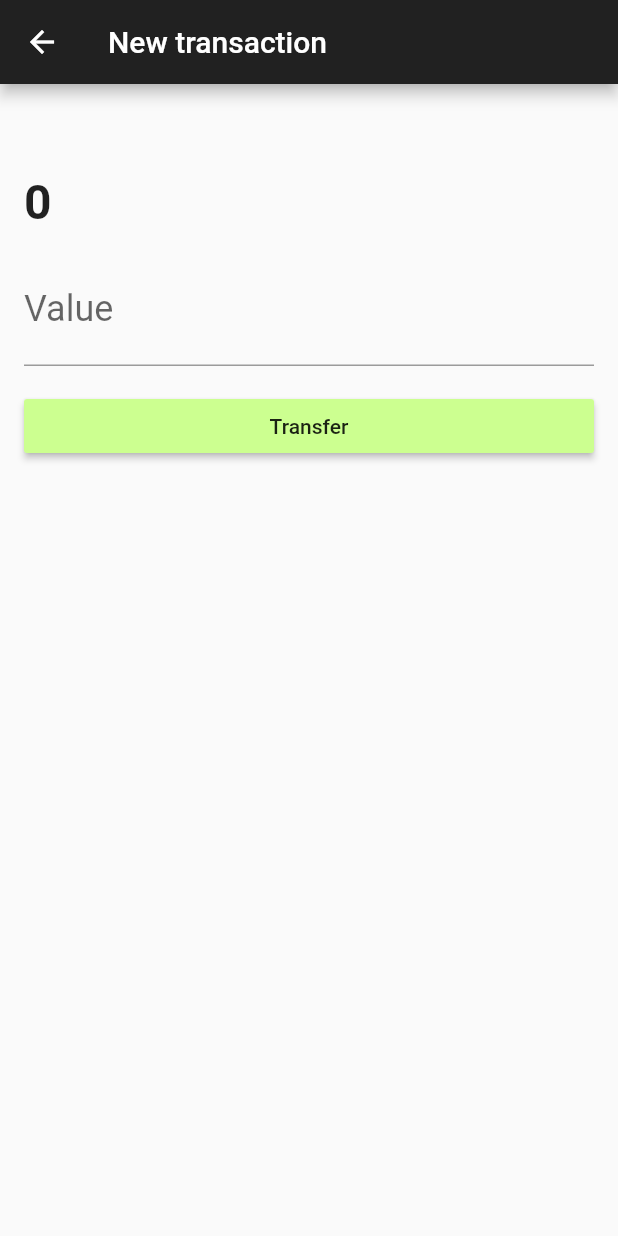
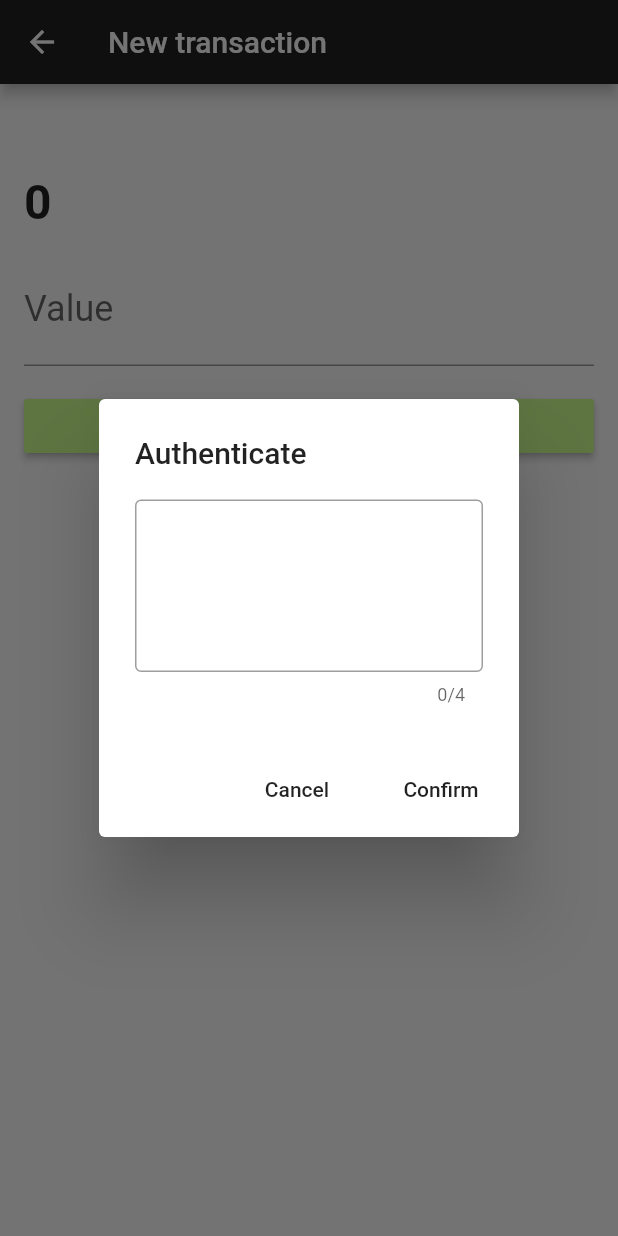
Before and after one commit to fernandogenerato/flutter_full, a Flutter app: the TransactionForm screen opened directly with empty values, after a tap on "Transfer", on a phone screen of 412 x 824 dp. Run offline on Flutter 3.47's test engine with Material 2 defaults, Android fonts, the phone set to English and light mode, and no system bars; our stand-ins replace sqflite; missing offline and left inert: http_interceptor; accounts and stored records are empty.

Commit message:
Implementar um dialog; Evitar o problema de envio de BuildContext diferentes.

```diff
--- a/lib/http/webclients/transaction_webclient.dart
+++ b/lib/http/webclients/transaction_webclient.dart
@@ -6,7 +6,6 @@ import 'package:http/http.dart';
 
 class TransactionWebClient {
   Future<List<Transaction>> findAll() async {
-
     final Response response =
         await client.get(base_url).timeout(Duration(seconds: 5));
 
@@ -17,12 +16,12 @@ class TransactionWebClient {
         .toList();
   }
 
-  Future<Transaction> save(Transaction transaction) async {
+  Future<Transaction> save(Transaction transaction, String password) async {
     final String transactionJson = jsonEncode(transaction.toJson());
     final Response response = await client.post(base_url,
         headers: {
           'Content-Type': 'application/json',
-          'password': '1000',
+          'password': password,
         },
         body: transactionJson);
     return Transaction.fromJson(jsonDecode(response.body));
--- a/lib/main.dart
+++ b/lib/main.dart
@@ -1,5 +1,6 @@
+import 'package:bytebank/screens/dashboard.dart';
+import 'package:bytebank/widgets/transaction_auth_dialog.dart';
 import 'package:flutter/material.dart';
-import 'screens/dashboard.dart';
 
 void main() {
   runApp(MyApp());
--- a/lib/screens/transaction_form.dart
+++ b/lib/screens/transaction_form.dart
@@ -1,6 +1,7 @@
 import 'package:bytebank/http/webclients/transaction_webclient.dart';
 import 'package:bytebank/model/contact.dart';
 import 'package:bytebank/model/transaction.dart';
+import 'package:bytebank/widgets/transaction_auth_dialog.dart';
 import 'package:flutter/material.dart';
 
 class TransactionForm extends StatefulWidget {
@@ -64,14 +65,16 @@ class _TransactionFormState extends State<TransactionForm> {
                           double.tryParse(_valueController.text);
                       final transactionCreated =
                           Transaction(value, widget.contact);
-                      _webClient
-                          .save(transactionCreated)
-                          .then((transaction) => {
-                                if (transaction != null)
-                                  {
-                                    Navigator.pop(context),
-                                  }
-                              });
+
+                      showDialog(
+                          context: context,
+                          builder: (contextDialog) {
+                            return TransactionAuthDialog(
+                              onConfirm: (String password) {
+                                _save(transactionCreated, password, context);
+                              },
+                            );
+                          });
                     },
                   ),
                 ),
@@ -82,4 +85,17 @@ class _TransactionFormState extends State<TransactionForm> {
       ),
     );
   }
+
+  void _save(
+    Transaction transactionCreated,
+    String password,
+    BuildContext context,
+  ) async {
+    _webClient.save(transactionCreated, password).then((transaction) => {
+          if (transaction != null)
+            {
+              Navigator.pop(context),
+            }
+        });
+  }
 }
--- /dev/null
+++ b/lib/widgets/transaction_auth_dialog.dart
@@ -0,0 +1,49 @@
+import 'package:flutter/cupertino.dart';
+import 'package:flutter/material.dart';
+
+class TransactionAuthDialog extends StatefulWidget {
+  final Function(String password) onConfirm;
+
+  TransactionAuthDialog({@required this.onConfirm});
+
+  @override
+  _TransactionAuthDialogState createState() => _TransactionAuthDialogState();
+}
+
+class _TransactionAuthDialogState extends State<TransactionAuthDialog> {
+  final TextEditingController _passwordController = TextEditingController();
+
+  @override
+  Widget build(BuildContext context) {
+    return AlertDialog(
+      title: Text('Authenticate'),
+      content: TextField(
+        controller: _passwordController,
+        obscureText: true,
+        maxLength: 4,
+        decoration: InputDecoration(border: OutlineInputBorder()),
+        textAlign: TextAlign.center,
+        style: TextStyle(
+          fontSize: 64,
+          letterSpacing: 24,
+        ),
+        keyboardType: TextInputType.number,
+      ),
+      actions: <Widget>[
+        FlatButton(
+          onPressed: () {
+            Navigator.pop(context);
+          },
+          child: Text('Cancel'),
+        ),
+        FlatButton(
+          onPressed: () {
+            widget.onConfirm(_passwordController.text);
+            Navigator.pop(context);
+          },
+          child: Text('Confirm'),
+        )
+      ],
+    );
+  }
+}
```
Also changed, not shown: pubspec.lock (deleted).
